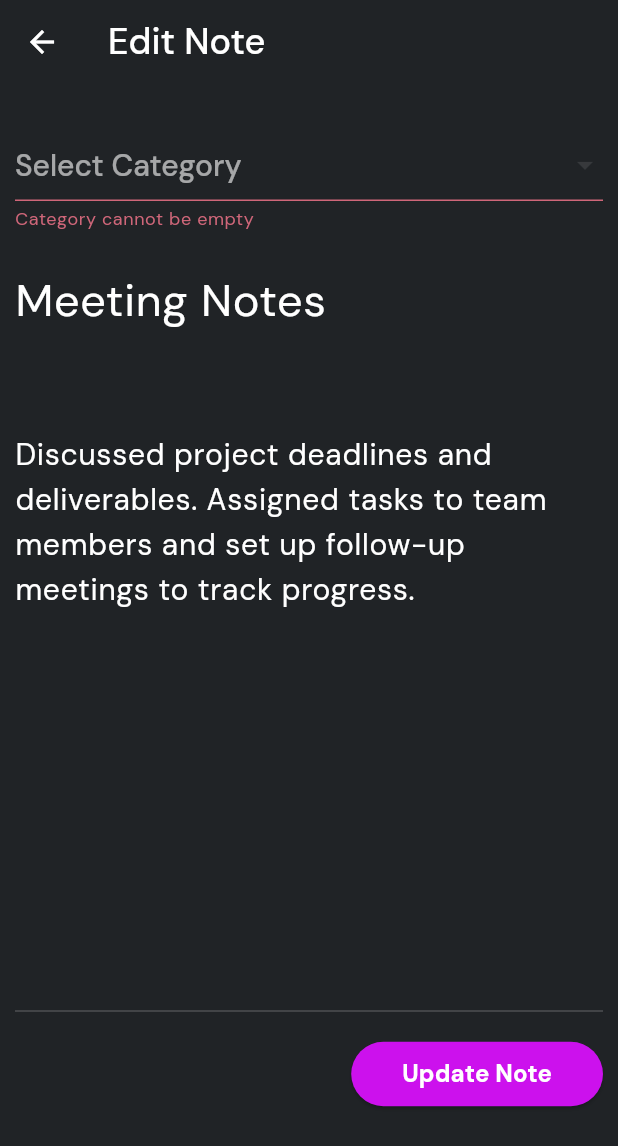
After one commit to isanka23/Todo_App_with_Go_Router_Hive_Packages, a Flutter app: the UpdateNotePage screen opened directly with sample values from the repository, after a tap on "Update Note", on a phone screen of 412 x 824 dp. The commit adds this screen. Shown: the top 1146 px of the screen. Run offline on Flutter 3.47's test engine with Material 3 defaults, Android fonts, the phone set to English and light mode, and no system bars; our stand-ins replace go_router, google_fonts, hive, hive_flutter; accounts and stored records are empty.

Commit message:
Edit and Delete a Note

```diff
--- a/lib/helpers/helpers.dart
+++ b/lib/helpers/helpers.dart
@@ -3,7 +3,7 @@ import 'package:note_sphere_app/utils/colors.dart';
 import 'package:note_sphere_app/utils/text_styles.dart';
 
 class AppHelpers {
-  static void showSnackBar(BuildContext context, String message) {
+  static void showSnackBar(BuildContext context, String message, ) {
     ScaffoldMessenger.of(context).showSnackBar(
       SnackBar(
         backgroundColor: AppColors.kFabColor,
--- a/lib/pages/notes_by_category.dart
+++ b/lib/pages/notes_by_category.dart
@@ -1,4 +1,5 @@
 import 'package:flutter/material.dart';
+import 'package:note_sphere_app/helpers/helpers.dart';
 import 'package:note_sphere_app/models/note_model.dart';
 import 'package:note_sphere_app/services/note_service.dart';
 import 'package:note_sphere_app/utils/constants.dart';
@@ -18,7 +19,7 @@ class NotesByCategory extends StatefulWidget {
 }
 
 class _NotesByCategoryState extends State<NotesByCategory> {
-  // final NoteService noteService = NoteService();
+  final NoteService noteService = NoteService();
   List<Note> noteList = [];
 
   @override
@@ -35,6 +36,26 @@ class _NotesByCategoryState extends State<NotesByCategory> {
     setState(() {
       print(noteList);
     });
+  }
+
+  //edit note
+  void _editNote(Note note) {
+    AppRouter.router.push("/edit-note", extra: note);
+  }
+
+  //remove note
+  Future<void> _removeNote(String id) async {
+    try {
+      await noteService.deleteNote(id);
+      if (context.mounted) {
+        AppHelpers.showSnackBar(context, "Note deleted successfully");
+      }
+    } catch (e) {
+      if (context.mounted) {
+        AppHelpers.showSnackBar(context, "An error occurred");
+      }
+      print(e);
+    }
   }
 
   @override
@@ -82,8 +103,15 @@ class _NotesByCategoryState extends State<NotesByCategory> {
                   return NoteCategoryCard(
                     noteTitle: noteList[index].title,
                     noteContent: noteList[index].content,
-                    removeNote: () async {},
-                    editNote: () async {},
+                    removeNote: () async {
+                      await _removeNote(noteList[index].id);
+                      setState(() {
+                        noteList.removeAt(index);
+                      });
+                    },
+                    editNote: () async {
+                      _editNote(noteList[index]);
+                    },
                   );
                 },
               ),
--- /dev/null
+++ b/lib/pages/update_note_page.dart
@@ -0,0 +1,251 @@
+import 'package:flutter/material.dart';
+import 'package:google_fonts/google_fonts.dart';
+import 'package:note_sphere_app/helpers/helpers.dart';
+import 'package:note_sphere_app/models/note_model.dart';
+import 'package:note_sphere_app/services/note_service.dart';
+import 'package:note_sphere_app/utils/colors.dart';
+import 'package:note_sphere_app/utils/constants.dart';
+import 'package:note_sphere_app/utils/router.dart';
+import 'package:note_sphere_app/utils/text_styles.dart';
+
+class UpdateNotePage extends StatefulWidget {
+  final Note note;
+
+  const UpdateNotePage({
+    super.key,
+    required this.note,
+  });
+
+  @override
+  State<UpdateNotePage> createState() => _UpdateNotePageState();
+}
+
+class _UpdateNotePageState extends State<UpdateNotePage> {
+  List<String> categories = [];
+  final NoteService noteService = NoteService();
+  final _formKey = GlobalKey<FormState>();
+  final TextEditingController _noteTitleController = TextEditingController();
+  final TextEditingController _noteContentController = TextEditingController();
+  String category = "";
+
+  @override
+  void initState() {
+    _noteTitleController.text = widget.note.title;
+    _noteContentController.text = widget.note.content;
+    category = widget.note.category;
+    super.initState();
+    _loadCategories();
+  }
+
+  @override
+  void dispose() {
+    _noteTitleController.dispose();
+    _noteContentController.dispose();
+    super.dispose();
+  }
+
+  Future _loadCategories() async {
+    categories = await noteService.getAllCategories();
+    setState(() {
+      print(categories.length);
+    });
+  }
+
+  @override
+  Widget build(BuildContext context) {
+    return Scaffold(
+      appBar: AppBar(
+        title: Text(
+          "Edit Note",
+          style: AppTextStyles.appSubTitle,
+        ),
+      ),
+      body: SingleChildScrollView(
+        child: Column(
+          children: [
+            const SizedBox(
+              height: 30,
+            ),
+            Container(
+              margin: const EdgeInsets.symmetric(horizontal: 10),
+              child: Form(
+                key: _formKey,
+                child: Column(
+                  children: [
+                    //drop down
+                    Container(
+                      decoration: BoxDecoration(
+                        borderRadius: BorderRadius.circular(10),
+                      ),
+                      child: DropdownButtonFormField<String>(
+                        validator: (value) {
+                          if (value == null || value.isEmpty) {
+                            return "Category cannot be empty";
+                          }
+                          return null;
+                        },
+                        style: TextStyle(
+                          color: AppColors.kWhiteColor,
+                          fontFamily: GoogleFonts.dmSans().fontFamily,
+                          fontWeight: FontWeight.w500,
+                          fontSize: 20,
+                        ),
+                        isExpanded: false,
+                        hint: const Text(
+                          "Select Category",
+                        ),
+                        decoration: InputDecoration(
+                          enabledBorder: OutlineInputBorder(
+                            borderRadius: BorderRadius.circular(20),
+                            borderSide: BorderSide(
+                              color: AppColors.kWhiteColor.withOpacity(0.1),
+                              width: 2,
+                            ),
+                          ),
+                          focusedBorder: OutlineInputBorder(
+                            borderRadius: BorderRadius.circular(
+                              AppConstants.kDefaultPadding,
+                            ),
+                            borderSide: BorderSide(
+                              color: AppColors.kWhiteColor,
+                              width: 1,
+                            ),
+                          ),
+                        ),
+                        items: categories.map((String category) {
+                          return DropdownMenuItem<String>(
+                            value: category,
+                            alignment: Alignment.center,
+                            child: Text(
+                              category,
+                              style: AppTextStyles.appButton,
+                            ),
+                          );
+                        }).toList(),
+                        onChanged: (String? value) {
+                          setState(() {
+                            category = value!;
+                          });
+                        },
+                      ),
+                    ),
+                    const SizedBox(
+                      height: 10,
+                    ),
+                    //title
+                    TextFormField(
+                      controller: _noteTitleController,
+                      validator: (value) {
+                        if (value == null || value.isEmpty) {
+                          return "Title cannot be empty";
+                        }
+                        return null;
+                      },
+                      maxLines: 2,
+                      style: TextStyle(
+                        color: AppColors.kWhiteColor,
+                        fontSize: 30,
+                      ),
+                      decoration: InputDecoration(
+                        hintText: "Note Title",
+                        hintStyle: TextStyle(
+                          color: AppColors.kWhiteColor.withOpacity(0.5),
+                          fontSize: 35,
+                        ),
+                        border: InputBorder.none,
+                      ),
+                    ),
+                    const SizedBox(
+                      height: 10,
+                    ),
+                    //content
+                    TextFormField(
+                      controller: _noteContentController,
+                      validator: (value) {
+                        if (value == null || value.isEmpty) {
+                          return "Content cannot be empty";
+                        }
+                        return null;
+                      },
+                      maxLines: 12,
+                      style: TextStyle(
+                        color: AppColors.kWhiteColor,
+                        fontSize: 20,
+                      ),
+                      decoration: InputDecoration(
+                        hintText: "Note Content",
+                        hintStyle: TextStyle(
+                          color: AppColors.kWhiteColor.withOpacity(0.5),
+                          fontSize: 20,
+                        ),
+                        border: InputBorder.none,
+                      ),
+                    ),
+                    const SizedBox(
+                      height: 10,
+                    ),
+                    Divider(
+                      color: AppColors.kWhiteColor.withOpacity(0.2),
+                      thickness: 1,
+                    ),
+                    const SizedBox(
+                      height: 10,
+                    ),
+                    Row(
+                      mainAxisAlignment: MainAxisAlignment.end,
+                      children: [
+                        ElevatedButton(
+                          style: const ButtonStyle(
+                            backgroundColor: WidgetStatePropertyAll(
+                              AppColors.kFabColor,
+                            ),
+                          ),
+                          onPressed: () {
+                            //save note
+                            if (_formKey.currentState!.validate()) {
+                              try {
+                                noteService.updateNote(
+                                  Note(
+                                    title: _noteTitleController.text,
+                                    category: category,
+                                    content: _noteContentController.text,
+                                    date: DateTime.now(),
+                                    id: widget.note.id,
+                                  ),
+                                );
+                                AppHelpers.showSnackBar(
+                                  context,
+                                  "Note Updated Successfully",
+                                );
+                                _noteTitleController.clear();
+                                _noteContentController.clear();
+                                AppRouter.router.push("/notes");
+                              } catch (e) {
+                                AppHelpers.showSnackBar(
+                                  context,
+                                  "An error occurred",
+                                );
+                                print(e);
+                              }
+                            }
+                          },
+                          child: const Padding(
+                            padding: EdgeInsets.all(10),
+                            child: Text(
+                              "Update Note",
+                              style: AppTextStyles.appButton,
+                            ),
+                          ),
+                        ),
+                      ],
+                    ),
+                  ],
+                ),
+              ),
+            )
+          ],
+        ),
+      ),
+    );
+  }
+}
--- a/lib/utils/router.dart
+++ b/lib/utils/router.dart
@@ -1,11 +1,13 @@
 import 'package:flutter/foundation.dart';
 import 'package:flutter/material.dart';
 import 'package:go_router/go_router.dart';
+import 'package:note_sphere_app/models/note_model.dart';
 import 'package:note_sphere_app/pages/create_new_note.dart';
 import 'package:note_sphere_app/pages/home_page.dart';
 import 'package:note_sphere_app/pages/notes_by_category.dart';
 import 'package:note_sphere_app/pages/notes_page.dart';
 import 'package:note_sphere_app/pages/todo_page.dart';
+import 'package:note_sphere_app/pages/update_note_page.dart';
 
 class AppRouter {
   static final router = GoRouter(
@@ -55,6 +57,15 @@ class AppRouter {
           return CreateNotePage(isNewCategory: isNewCategoryPage);
         },
       ),
+      //edditing note
+      GoRoute(
+        name: "edit note",
+        path: "/edit-note",
+        builder: (context, state) {
+          final Note note = state.extra as Note;
+          return UpdateNotePage(note: note);
+        },
+      ),
     ],
   );
 }
```
